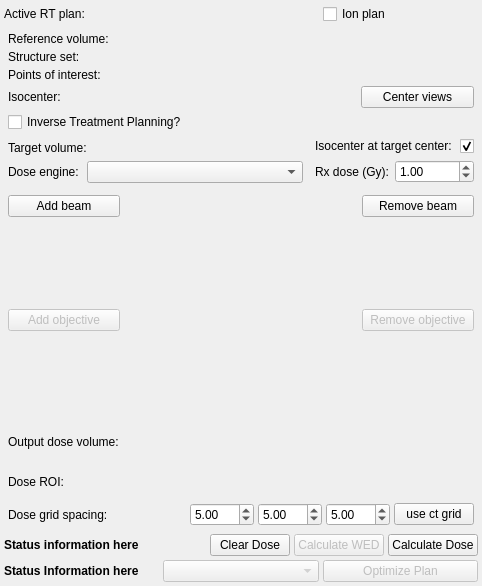
This is ExternalBeamPlanning/Resources/UI/qSlicerExternalBeamPlanningModule.ui in SlicerRt/SlicerRT as Qt 5 draws it before an edit. The edited form follows.
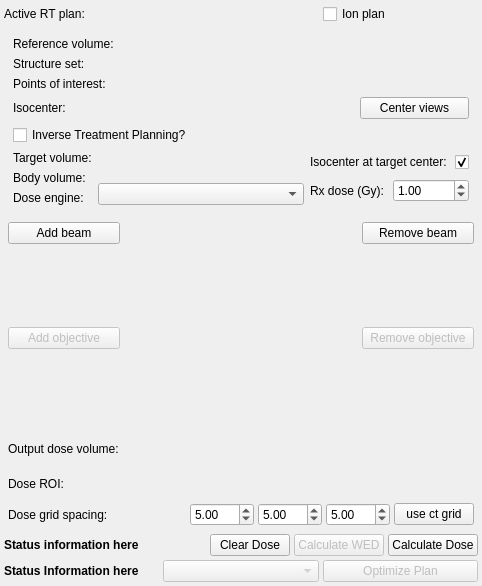
This is the edited form. Icons and pictures are not drawn. Custom widgets are drawn as their Qt base class.

Commit message: ENH: Auto-create body segment and convert segmentation representation in pyRadPlan dose/optimization engine

```diff
--- a/ExternalBeamPlanning/Resources/UI/qSlicerExternalBeamPlanningModule.ui
+++ b/ExternalBeamPlanning/Resources/UI/qSlicerExternalBeamPlanningModule.ui
@@ -68,32 +68,41 @@
       <string>Plan parameters</string>
      </property>
      <layout class="QGridLayout" name="gridLayout_3">
-      <property name="leftMargin">
-       <number>4</number>
-      </property>
-      <property name="topMargin">
-       <number>4</number>
-      </property>
-      <property name="rightMargin">
-       <number>4</number>
-      </property>
-      <property name="bottomMargin">
-       <number>4</number>
-      </property>
-      <property name="spacing">
-       <number>4</number>
-      </property>
-      <item row="6" column="0">
-       <widget class="QLabel" name="label_Isocenter">
-        <property name="frameShape">
-         <enum>QFrame::NoFrame</enum>
-        </property>
+      <item row="0" column="0">
+       <widget class="QLabel" name="label_ReferenceVolume">
         <property name="text">
-         <string>Isocenter:</string>
+         <string>Reference volume:</string>
         </property>
+        <property name="alignment">
+         <set>Qt::AlignmentFlag::AlignLeading|Qt::AlignmentFlag::AlignLeft|Qt::AlignmentFlag::AlignVCenter</set>
+        </property>
        </widget>
       </item>
-      <item row="2" column="0">
+      <item row="0" column="1">
+       <widget class="qMRMLNodeComboBox" name="MRMLNodeComboBox_ReferenceVolume" native="true">
+        <property name="nodeTypes" stdset="0">
+         <stringlist>
+          <string>vtkMRMLScalarVolumeNode</string>
+         </stringlist>
+        </property>
+        <property name="showChildNodeTypes" stdset="0">
+         <bool>false</bool>
+        </property>
+        <property name="noneEnabled" stdset="0">
+         <bool>true</bool>
+        </property>
+        <property name="addEnabled" stdset="0">
+         <bool>false</bool>
+        </property>
+        <property name="removeEnabled" stdset="0">
+         <bool>false</bool>
+        </property>
+        <property name="noneDisplay" stdset="0">
+         <string>Please select node</string>
+        </property>
+       </widget>
+      </item>
+      <item row="1" column="0">
        <widget class="QLabel" name="label_PlanSegmentation">
         <property name="enabled">
          <bool>true</bool>
@@ -103,7 +112,54 @@
         </property>
        </widget>
       </item>
-      <item row="6" column="1">
+      <item row="1" column="1">
+       <widget class="qMRMLNodeComboBox" name="MRMLNodeComboBox_PlanSegmentation" native="true">
+        <property name="nodeTypes" stdset="0">
+         <stringlist>
+          <string>vtkMRMLSegmentationNode</string>
+         </stringlist>
+        </property>
+        <property name="noneEnabled" stdset="0">
+         <bool>true</bool>
+        </property>
+        <property name="noneDisplay" stdset="0">
+         <string>Please select node</string>
+        </property>
+       </widget>
+      </item>
+      <item row="2" column="0">
+       <widget class="QLabel" name="label_POIs">
+        <property name="text">
+         <string>Points of interest:</string>
+        </property>
+       </widget>
+      </item>
+      <item row="2" column="1">
+       <widget class="qMRMLNodeComboBox" name="MRMLNodeComboBox_PlanPOIs" native="true">
+        <property name="nodeTypes" stdset="0">
+         <stringlist>
+          <string>vtkMRMLMarkupsFiducialNode</string>
+         </stringlist>
+        </property>
+        <property name="addEnabled" stdset="0">
+         <bool>false</bool>
+        </property>
+        <property name="removeEnabled" stdset="0">
+         <bool>false</bool>
+        </property>
+       </widget>
+      </item>
+      <item row="3" column="0">
+       <widget class="QLabel" name="label_Isocenter">
+        <property name="frameShape">
+         <enum>QFrame::Shape::NoFrame</enum>
+        </property>
+        <property name="text">
+         <string>Isocenter:</string>
+        </property>
+       </widget>
+      </item>
+      <item row="3" column="1">
        <layout class="QHBoxLayout" name="horizontalLayout_3">
         <item>
          <widget class="qMRMLCoordinatesWidget" name="MRMLCoordinatesWidget_IsocenterCoordinates" native="true">
@@ -128,12 +184,10 @@
         </item>
        </layout>
       </item>
-      <item row="1" column="1">
-       <widget class="qMRMLNodeComboBox" name="MRMLNodeComboBox_ReferenceVolume" native="true">
-        <property name="nodeTypes" stdset="0">
-         <stringlist>
-          <string>vtkMRMLScalarVolumeNode</string>
-         </stringlist>
+      <item row="4" column="0">
+       <widget class="QCheckBox" name="checkBox_InversePlanning">
+        <property name="text">
+         <string>Inverse Treatment Planning?</string>
         </property>
         <property name="showChildNodeTypes" stdset="0">
          <bool>false</bool>
@@ -152,100 +206,10 @@
         </property>
        </widget>
       </item>
-      <item row="3" column="1">
-       <widget class="qMRMLNodeComboBox" name="MRMLNodeComboBox_PlanPOIs" native="true">
-        <property name="nodeTypes" stdset="0">
-         <stringlist>
-          <string>vtkMRMLMarkupsFiducialNode</string>
-         </stringlist>
-        </property>
-        <property name="addEnabled" stdset="0">
-         <bool>false</bool>
-        </property>
-        <property name="removeEnabled" stdset="0">
-         <bool>false</bool>
-        </property>
-       </widget>
-      </item>
-      <item row="2" column="1">
-       <widget class="qMRMLNodeComboBox" name="MRMLNodeComboBox_PlanSegmentation" native="true">
-        <property name="nodeTypes" stdset="0">
-         <stringlist>
-          <string>vtkMRMLSegmentationNode</string>
-         </stringlist>
-        </property>
-        <property name="noneEnabled" stdset="0">
-         <bool>true</bool>
-        </property>
-        <property name="noneDisplay" stdset="0">
-         <string>Please select node</string>
-        </property>
-       </widget>
-      </item>
-      <item row="9" column="0" colspan="2">
-       <layout class="QGridLayout" name="gridLayout_4">
-        <property name="horizontalSpacing">
-         <number>12</number>
-        </property>
-        <property name="verticalSpacing">
-         <number>4</number>
-        </property>
-        <item row="0" column="4">
-         <layout class="QHBoxLayout" name="horizontalLayout_4">
-          <property name="spacing">
-           <number>8</number>
-          </property>
-          <item>
-           <widget class="QLabel" name="label">
-            <property name="text">
-             <string>Isocenter at target center:</string>
-            </property>
-           </widget>
-          </item>
-          <item>
-           <widget class="QCheckBox" name="checkBox_IsocenterAtTargetCenter">
-            <property name="minimumSize">
-             <size>
-              <width>0</width>
-              <height>20</height>
-             </size>
-            </property>
-            <property name="text">
-             <string/>
-            </property>
-            <property name="checked">
-             <bool>true</bool>
-            </property>
-           </widget>
-          </item>
-         </layout>
-        </item>
-        <item row="1" column="4">
-         <layout class="QHBoxLayout" name="horizontalLayout_7">
-          <item>
-           <widget class="QLabel" name="label_RxDose">
-            <property name="text">
-             <string>Rx dose (Gy):</string>
-            </property>
-           </widget>
-          </item>
-          <item>
-           <widget class="QDoubleSpinBox" name="doubleSpinBox_RxDose">
-            <property name="maximum">
-             <double>200.000000000000000</double>
-            </property>
-            <property name="singleStep">
-             <double>1.000000000000000</double>
-            </property>
-            <property name="value">
-             <double>1.000000000000000</double>
-            </property>
-           </widget>
-          </item>
-         </layout>
-        </item>
-        <item row="0" column="1" rowspan="2">
-         <layout class="QHBoxLayout" name="horizontalLayout_9">
+      <item row="5" column="0" colspan="2">
+       <layout class="QHBoxLayout" name="horizontalLayout_9">
+        <item>
+         <layout class="QHBoxLayout" name="horizontalLayout">
           <item>
            <layout class="QVBoxLayout" name="verticalLayout_3">
             <item>
@@ -255,6 +219,13 @@
               </property>
              </widget>
             </item>
+            <item>
+             <widget class="QLabel" name="label_BodyVolume">
+              <property name="text">
+               <string>Body volume:</string>
+              </property>
+             </widget>
+            </item>
             <item>
              <widget class="QLabel" name="label_DoseEngine">
               <property name="text">
@@ -282,6 +253,22 @@
               </property>
              </widget>
             </item>
+            <item>
+             <widget class="qMRMLSegmentSelectorWidget" name="MRMLSegmentSelectorWidget_BodyStructure" native="true">
+              <property name="sizePolicy">
+               <sizepolicy hsizetype="MinimumExpanding" vsizetype="Preferred">
+                <horstretch>0</horstretch>
+                <verstretch>0</verstretch>
+               </sizepolicy>
+              </property>
+              <property name="noneEnabled" stdset="0">
+               <bool>true</bool>
+              </property>
+              <property name="segmentationNodeSelectorVisible" stdset="0">
+               <bool>false</bool>
+              </property>
+             </widget>
+            </item>
             <item>
              <widget class="QComboBox" name="comboBox_DoseEngine">
               <property name="sizePolicy">
@@ -296,32 +283,66 @@
           </item>
          </layout>
         </item>
+        <item>
+         <layout class="QVBoxLayout" name="verticalLayout">
+          <item>
+           <layout class="QHBoxLayout" name="horizontalLayout_4">
+            <property name="spacing">
+             <number>8</number>
+            </property>
+            <item>
+             <widget class="QLabel" name="label">
+              <property name="text">
+               <string>Isocenter at target center:</string>
+              </property>
+             </widget>
+            </item>
+            <item>
+             <widget class="QCheckBox" name="checkBox_IsocenterAtTargetCenter">
+              <property name="minimumSize">
+               <size>
+                <width>0</width>
+                <height>20</height>
+               </size>
+              </property>
+              <property name="text">
+               <string/>
+              </property>
+              <property name="checked">
+               <bool>true</bool>
+              </property>
+             </widget>
+            </item>
+           </layout>
+          </item>
+          <item>
+           <layout class="QHBoxLayout" name="horizontalLayout_7">
+            <item>
+             <widget class="QLabel" name="label_RxDose">
+              <property name="text">
+               <string>Rx dose (Gy):</string>
+              </property>
+             </widget>
+            </item>
+            <item>
+             <widget class="QDoubleSpinBox" name="doubleSpinBox_RxDose">
+              <property name="maximum">
+               <double>200.000000000000000</double>
+              </property>
+              <property name="singleStep">
+               <double>1.000000000000000</double>
+              </property>
+              <property name="value">
+               <double>1.000000000000000</double>
+              </property>
+             </widget>
+            </item>
+           </layout>
+          </item>
+         </layout>
+        </item>
        </layout>
       </item>
-      <item row="1" column="0">
-       <widget class="QLabel" name="label_ReferenceVolume">
-        <property name="text">
-         <string>Reference volume:</string>
-        </property>
-        <property name="alignment">
-         <set>Qt::AlignLeading|Qt::AlignLeft|Qt::AlignVCenter</set>
-        </property>
-       </widget>
-      </item>
-      <item row="3" column="0">
-       <widget class="QLabel" name="label_POIs">
-        <property name="text">
-         <string>Points of interest:</string>
-        </property>
-       </widget>
-      </item>
-      <item row="7" column="0">
-       <widget class="QCheckBox" name="checkBox_InversePlanning">
-        <property name="text">
-         <string>Inverse Treatment Planning?</string>
-        </property>
-       </widget>
-      </item>
      </layout>
     </widget>
    </item>
```
Left out of the diff: 96 changed lines with no effect on the pictures. The commit also changes 11 other files.
